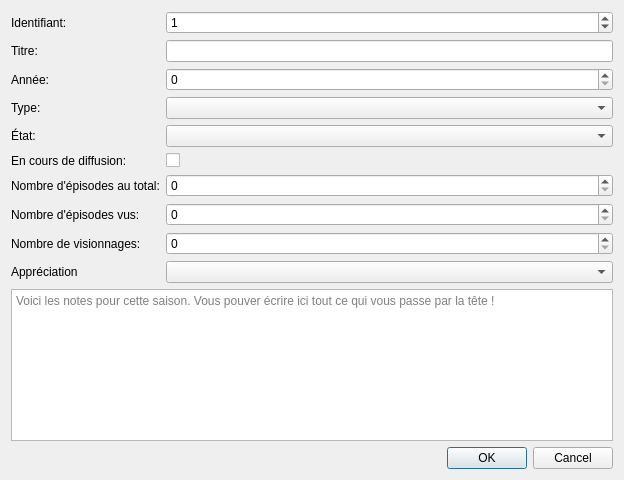
Above: src/ui/dialogs/season.ui from seigneurfuo/MyAnimeManager3 before the change. Below: the same form after it.
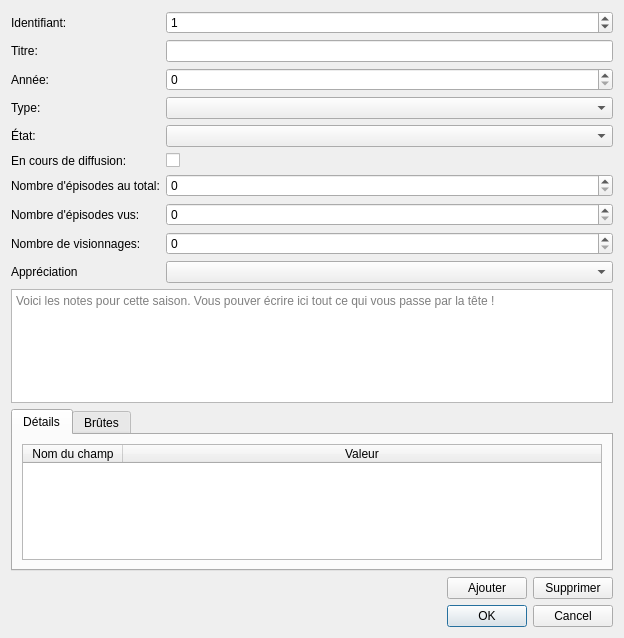
That is the form after the change.

Commit message: Ajout d'un tableau supplémentaire pour ajouter des zones supplémentaires personalisées.

The edit to the form file:
```diff
--- a/src/ui/dialogs/season.ui
+++ b/src/ui/dialogs/season.ui
@@ -10,7 +10,7 @@
     <x>0</x>
     <y>0</y>
     <width>624</width>
-    <height>480</height>
+    <height>638</height>
    </rect>
   </property>
   <property name="windowTitle">
@@ -19,7 +19,7 @@
   <property name="modal">
    <bool>true</bool>
   </property>
-  <layout class="QVBoxLayout" name="verticalLayout">
+  <layout class="QVBoxLayout" name="verticalLayout_3">
    <item>
     <layout class="QGridLayout" name="gridLayout">
      <item row="5" column="0" colspan="2">
@@ -182,6 +182,86 @@
      </item>
     </layout>
    </item>
+   <item>
+    <layout class="QVBoxLayout" name="verticalLayout">
+     <item>
+      <widget class="QTabWidget" name="tabWidget">
+       <property name="currentIndex">
+        <number>0</number>
+       </property>
+       <widget class="QWidget" name="tab">
+        <attribute name="title">
+         <string>Détails</string>
+        </attribute>
+        <layout class="QHBoxLayout" name="horizontalLayout_2">
+         <item>
+          <widget class="QTableWidget" name="tableWidget">
+           <property name="selectionMode">
+            <enum>QAbstractItemView::SingleSelection</enum>
+           </property>
+           <property name="selectionBehavior">
+            <enum>QAbstractItemView::SelectRows</enum>
+           </property>
+           <attribute name="horizontalHeaderStretchLastSection">
+            <bool>true</bool>
+           </attribute>
+           <attribute name="verticalHeaderDefaultSectionSize">
+            <number>20</number>
+           </attribute>
+           <column>
+            <property name="text">
+             <string>Nom du champ</string>
+            </property>
+           </column>
+           <column>
+            <property name="text">
+             <string>Valeur</string>
+            </property>
+           </column>
+          </widget>
+         </item>
+        </layout>
+       </widget>
+       <widget class="QWidget" name="tab_2">
+        <attribute name="title">
+         <string>Brûtes</string>
+        </attribute>
+       </widget>
+      </widget>
+     </item>
+     <item>
+      <layout class="QHBoxLayout" name="horizontalLayout_3">
+       <item>
+        <spacer name="horizontalSpacer">
+         <property name="orientation">
+          <enum>Qt::Horizontal</enum>
+         </property>
+         <property name="sizeHint" stdset="0">
+          <size>
+           <width>40</width>
+           <height>20</height>
+          </size>
+         </property>
+        </spacer>
+       </item>
+       <item>
+        <widget class="QPushButton" name="pushButton">
+         <property name="text">
+          <string>Ajouter</string>
+         </property>
+        </widget>
+       </item>
+       <item>
+        <widget class="QPushButton" name="pushButton_2">
+         <property name="text">
+          <string>Supprimer</string>
+         </property>
+        </widget>
+       </item>
+      </layout>
+     </item>
+    </layout>
+   </item>
    <item>
     <layout class="QHBoxLayout" name="horizontalLayout">
      <item>
```
The commit also changes 2 other files.
